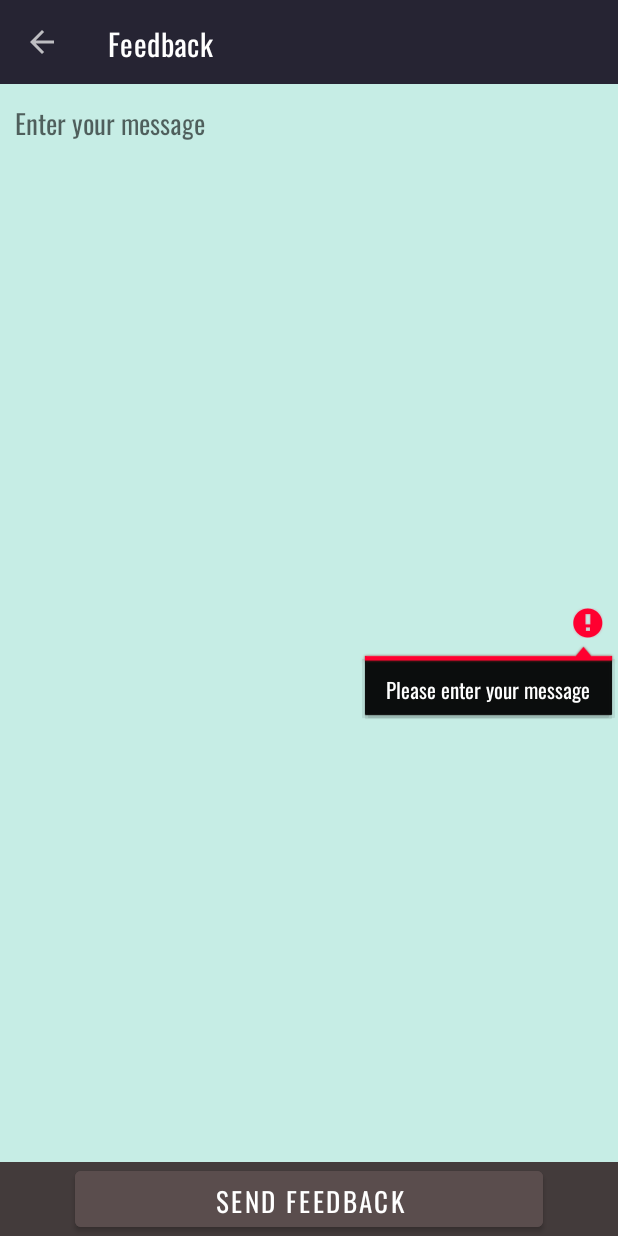
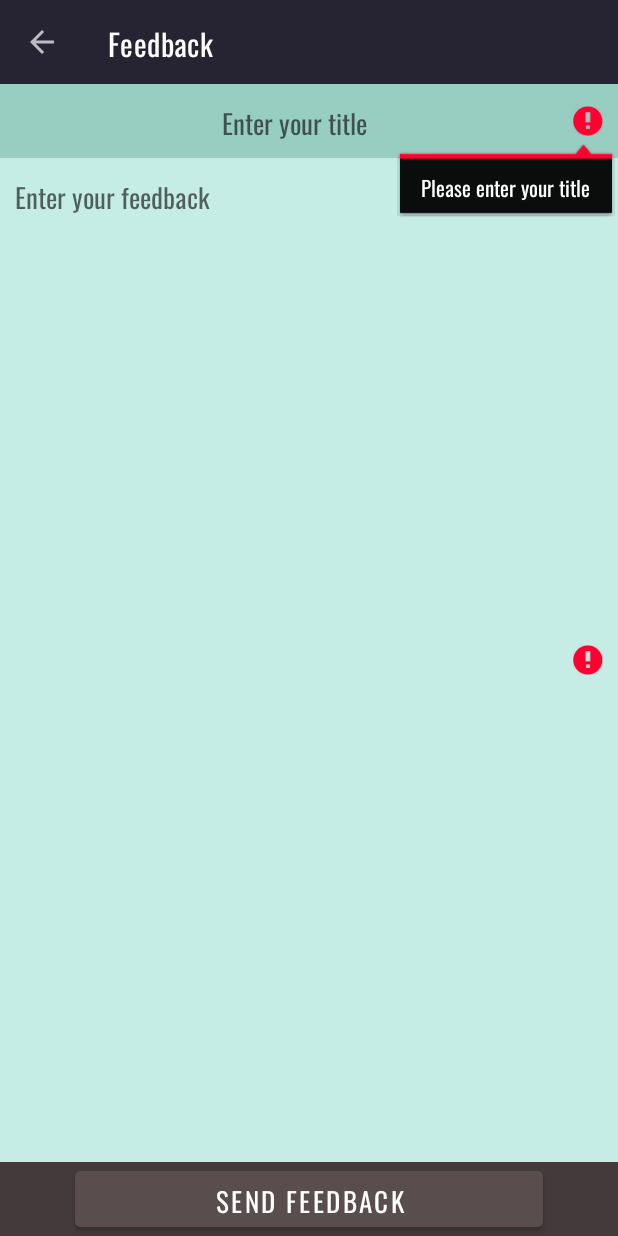
Before and after one commit to LauPeeps/JavaceClientAppNew, an Android app: the Feedback screen opened directly, with no data from a screen before it, after a tap on "SEND FEEDBACK", on a phone screen of 412 x 824 dp. Run offline under Robolectric (Android 15) with nearby library versions, the phone set to English and light mode, and no system bars; our stand-ins replace Firebase (no records; nobody signed in at launch, a user with empty details on screens opened directly).

Commit message:
Client App Javace

```diff
--- a/app/src/main/java/com/example/javaceclientapp/Feedback.java
+++ b/app/src/main/java/com/example/javaceclientapp/Feedback.java
@@ -28,7 +28,7 @@ public class Feedback extends AppCompatActivity {
     FirebaseFirestore firestore;
 
     Button sendFeedback;
-    EditText feedbackMessage;
+    EditText feedbackMessage, feedbackTitle;
     ProgressDialog progressDialog;
     @Override
     protected void onCreate(Bundle savedInstanceState) {
@@ -47,6 +47,7 @@ public class Feedback extends AppCompatActivity {
         progressDialog.setMessage("Sending...");
         progressDialog.setCanceledOnTouchOutside(false);
 
+        feedbackTitle = findViewById(R.id.feedbackTitle);
         feedbackMessage = findViewById(R.id.feedbackMessage);
         sendFeedback = findViewById(R.id.sendFeedbackBtn);
 
@@ -56,16 +57,20 @@ public class Feedback extends AppCompatActivity {
                 if (feedbackMessage.getText().toString().isEmpty()) {
                     feedbackMessage.setError("Please enter your message");
                     feedbackMessage.setFocusable(true);
-                } else {
+                } if (feedbackTitle.getText().toString().isEmpty()) {
+                    feedbackTitle.setError("Please enter your title");
+                    feedbackTitle.setFocusable(true);
+                }else {
                     progressDialog.show();
 
                     UUID uuid = UUID.randomUUID();
                     String uuidAsString = uuid.toString();
 
-                    DocumentReference documentReference = firestore.collection("Feedbacks").document(uuidAsString);
-
+                    DocumentReference documentReference = firestore.collection("Feedbacks").document();
+                    String id = documentReference.getId();
                     Map<String, Object> feedback_data = new HashMap<>();
-                    feedback_data.put("feedback_id", uuidAsString);
+                    feedback_data.put("feedback_id", id);
+                    feedback_data.put("feedback_title", feedbackTitle.getText().toString());
                     feedback_data.put("feedback_message", feedbackMessage.getText().toString());
 
                     documentReference.set(feedback_data);
--- a/app/src/main/res/layout/activity_feedback.xml
+++ b/app/src/main/res/layout/activity_feedback.xml
@@ -32,11 +32,20 @@
         >
 
         <EditText
+            android:id="@+id/feedbackTitle"
+            android:layout_width="match_parent"
+            android:layout_height="wrap_content"
+            android:background="#98CDC2"
+            android:hint="Enter your title"
+            android:padding="10dp"
+            android:gravity="center_horizontal"/>
+
+        <EditText
             android:id="@+id/feedbackMessage"
             android:layout_width="match_parent"
             android:layout_height="match_parent"
             android:background="#C6EDE5"
-            android:hint="Enter your message"
+            android:hint="Enter your feedback"
             android:padding="10dp"
             android:gravity="start"/>
     </LinearLayout>
```
